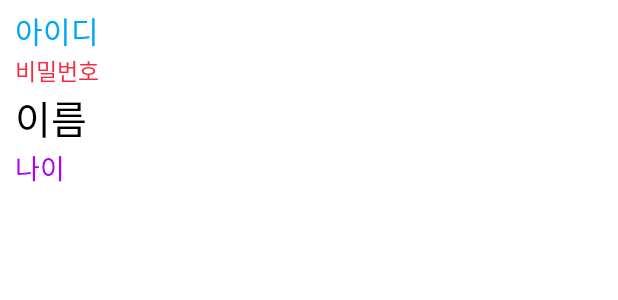
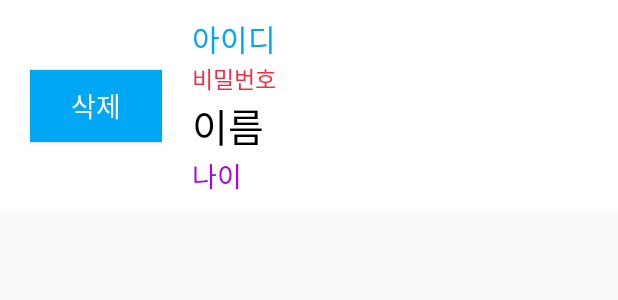
Before and after one commit to bogurs/android_project_1, an Android app: the layout user.xml on its own in the app's theme, with its tools: preview values and no code run, on a phone screen of 412 x 824 dp. Shown: the top 300 px of the screen. Run offline under Robolectric (Android 15) with nearby library versions, the phone set to English and light mode, and no system bars.

Commit message:
회원 목록 삭제 기능 구현

```diff
--- a/app/src/main/java/projectone/navy/com/management/LoginActivity.java
+++ b/app/src/main/java/projectone/navy/com/management/LoginActivity.java
@@ -49,6 +49,11 @@ public class LoginActivity extends AppCompatActivity {
                             public void onDataChange(@NonNull DataSnapshot dataSnapshot) {
                                 String dbUserPw;
                                 User user = dataSnapshot.getValue(User.class);
+                                if (user == null) { // 회원정보가 존재하지 않는 경우
+                                    Toast.makeText(getApplicationContext(), "회원정보가 존재하지 않습니다.", Toast.LENGTH_LONG).show();
+                                    return;
+                                }
+
                                 dbUserPw = user.getUserPw();
                                 if (dbUserPw != null && dbUserPw.equals(passwordText.getText().toString())) {
                                     Toast.makeText(getApplicationContext(), "로그인 되었습니다.", Toast.LENGTH_LONG).show();
--- a/app/src/main/java/projectone/navy/com/management/MainActivity.java
+++ b/app/src/main/java/projectone/navy/com/management/MainActivity.java
@@ -52,7 +52,11 @@ public class MainActivity extends AppCompatActivity {
                             public void onDataChange(@NonNull DataSnapshot dataSnapshot) {
                                 ArrayList<User> userList = new ArrayList<>();
                                 for (DataSnapshot userSnapshot : dataSnapshot.getChildren()) {
-                                    userList.add(userSnapshot.getValue(User.class));
+                                    User nowUser = userSnapshot.getValue(User.class);
+                                    if ("admin".equals(nowUser.getUserId())) {
+                                        continue;
+                                    }
+                                    userList.add(nowUser);
                                 }
 
                                 Intent intent = new Intent(MainActivity.this, ManagementActivity.class);
--- a/app/src/main/java/projectone/navy/com/management/ManagementActivity.java
+++ b/app/src/main/java/projectone/navy/com/management/ManagementActivity.java
@@ -21,7 +21,7 @@ public class ManagementActivity extends AppCompatActivity {
         ArrayList<User> userList = (ArrayList<User>)  getIntent().getSerializableExtra("userList");
         listView = findViewById(R.id.listView);
 
-        adapter = new UserListAdapter(getApplicationContext(), userList);
+        adapter = new UserListAdapter(getApplicationContext(), userList, this);
         listView.setAdapter(adapter);
     }
 }
--- a/app/src/main/java/projectone/navy/com/management/RegisterActivity.java
+++ b/app/src/main/java/projectone/navy/com/management/RegisterActivity.java
@@ -63,7 +63,7 @@ public class RegisterActivity extends AppCompatActivity {
                             @Override
                             public void onSuccess(Void aVoid) {
                                 Toast.makeText(getApplicationContext(), "계정 생성 완료. 로그인해주세요.", Toast.LENGTH_LONG).show();
-                                startActivity(new Intent(RegisterActivity.this, LoginActivity.class));
+                                finish();
                             }
                         });
             }
--- a/app/src/main/res/layout/user.xml
+++ b/app/src/main/res/layout/user.xml
@@ -1,13 +1,44 @@
 <?xml version="1.0" encoding="utf-8"?>
 <LinearLayout xmlns:android="http://schemas.android.com/apk/res/android"
-              android:orientation="vertical"
+              android:orientation="horizontal"
               android:layout_width="match_parent"
-              android:layout_height="match_parent"
+              android:layout_height="wrap_content"
               android:paddingLeft="10dp"
               android:paddingRight="10dp"
               android:paddingTop="5dp"
               android:paddingBottom="5dp"
               android:background="#ffffff"
+>
+    <LinearLayout
+            android:layout_width="wrap_content"
+            android:layout_height="match_parent"
+            android:orientation="vertical"
+            android:gravity="center"
+            android:paddingLeft="10dp"
+            android:paddingRight="10dp"
+            android:paddingTop="5dp"
+            android:paddingBottom="5dp"
+    >
+        <Button
+                android:layout_width="wrap_content"
+                android:layout_height="wrap_content"
+                android:text="삭제"
+                android:background="#00a7f5"
+                android:textColor="#fff"
+                android:textSize="18dp"
+                android:id="@+id/deleteButton"
+        />
+
+    </LinearLayout>
+
+    <LinearLayout
+            android:layout_width="match_parent"
+            android:layout_height="wrap_content"
+            android:orientation="vertical"
+            android:paddingLeft="10dp"
+            android:paddingRight="10dp"
+            android:paddingTop="5dp"
+            android:paddingBottom="5dp"
     >
 
         <TextView
@@ -46,3 +77,5 @@
                 android:textColor="#a902f0"
         />
     </LinearLayout>
+
+</LinearLayout>
```
Also changed, not shown: app/src/main/java/projectone/navy/com/management/UserListAdapter.java (+53 -3 lines). Lines whose indentation alone changed are shown as unchanged.
